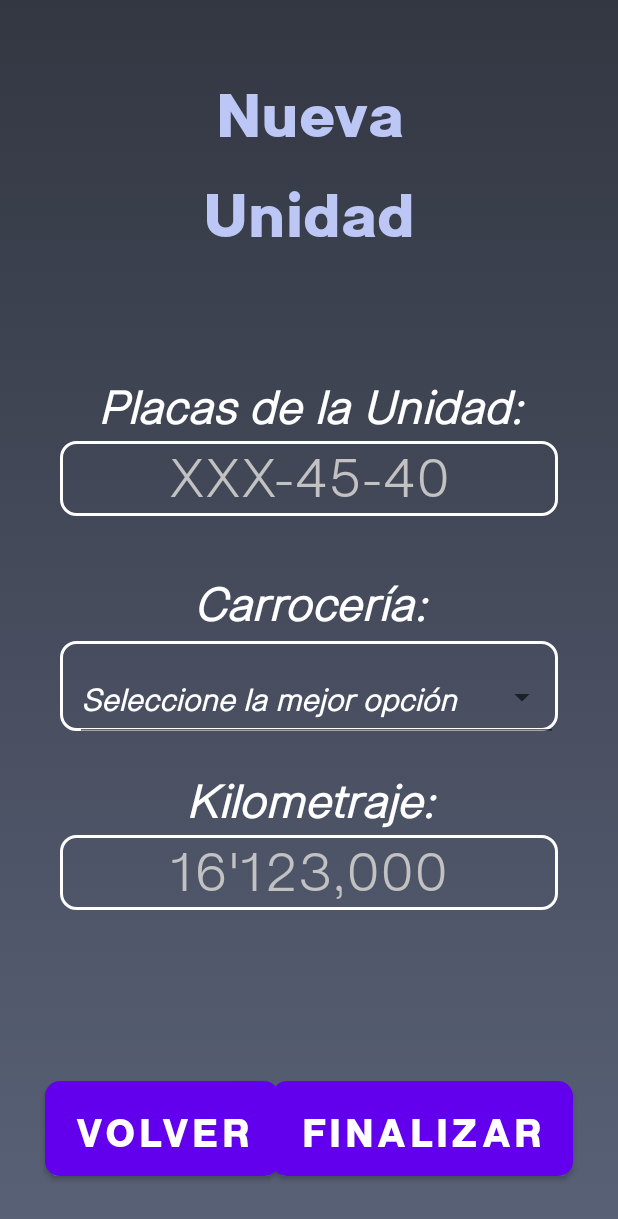
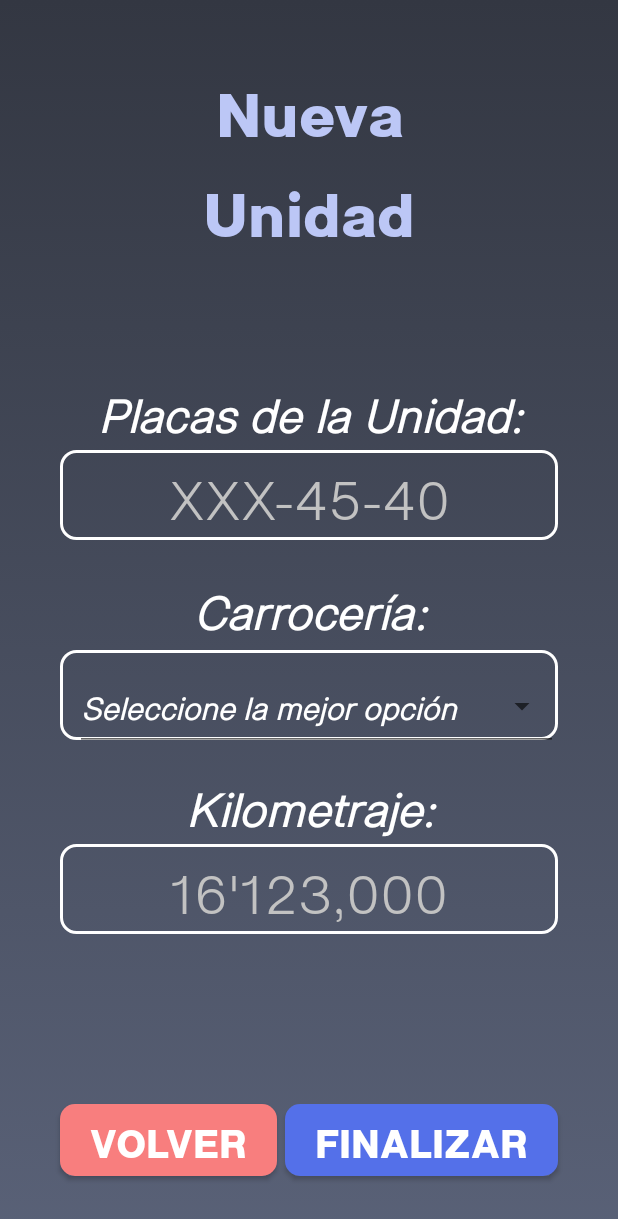
Before and after one commit to MoisesMoralesGtz/PIA-MOVILES2023, an Android app: the administrar_unidades screen opened directly, with no data from a screen before it, after a tap on "NUEVA UNIDAD", on a phone screen of 412 x 824 dp. Shown: the top 1219 px of the screen. Run offline under Robolectric (Android 15) with nearby library versions, the phone set to English and light mode, and no system bars.

Commit message:
Actualización de Botones

```diff
--- a/app/src/main/res/layout/activity_administrar_unidades.xml
+++ b/app/src/main/res/layout/activity_administrar_unidades.xml
@@ -24,7 +24,7 @@
         app:layout_constraintTop_toTopOf="parent"
         app:layout_constraintVertical_bias="0.087" />
 
-    <Button
+    <androidx.appcompat.widget.AppCompatButton
         android:id="@+id/btnEstadoU"
         android:layout_width="match_parent"
         android:layout_height="wrap_content"
@@ -120,7 +120,7 @@
             android:textSize="20dp" />
     </com.google.android.material.textfield.TextInputLayout>
 
-    <Button
+    <androidx.appcompat.widget.AppCompatButton
         android:id="@+id/btnCerrarSesion"
         android:layout_width="match_parent"
         android:layout_height="wrap_content"
--- a/app/src/main/res/layout/activity_captura_de_imagenes.xml
+++ b/app/src/main/res/layout/activity_captura_de_imagenes.xml
@@ -39,7 +39,7 @@
         app:layout_constraintStart_toStartOf="parent"
         app:layout_constraintTop_toBottomOf="@+id/textView" />
 
-    <Button
+    <androidx.appcompat.widget.AppCompatButton
         android:id="@+id/btnVolver"
         android:layout_width="wrap_content"
 
@@ -56,7 +56,7 @@
         app:layout_constraintBottom_toBottomOf="parent"
         app:layout_constraintStart_toStartOf="parent" />
 
-    <Button
+    <androidx.appcompat.widget.AppCompatButton
         android:id="@+id/btnContinuar"
         android:layout_width="wrap_content"
 
--- a/app/src/main/res/layout/activity_cuenta_existente.xml
+++ b/app/src/main/res/layout/activity_cuenta_existente.xml
@@ -142,7 +142,7 @@
         app:layout_constraintStart_toStartOf="parent"
         app:layout_constraintTop_toBottomOf="@+id/lblGasolina" />
 
-    <Button
+    <androidx.appcompat.widget.AppCompatButton
         android:id="@+id/btnEliminarCuenta"
         android:layout_width="wrap_content"
 
@@ -159,7 +159,7 @@
         app:layout_constraintStart_toStartOf="parent"
         app:layout_constraintTop_toBottomOf="@+id/txtGasolina" />
 
-    <Button
+    <androidx.appcompat.widget.AppCompatButton
         android:id="@+id/btnVolver"
         android:layout_width="match_parent"
 
--- a/app/src/main/res/layout/activity_detalles_avanzados.xml
+++ b/app/src/main/res/layout/activity_detalles_avanzados.xml
@@ -208,7 +208,7 @@
         app:layout_constraintStart_toEndOf="@+id/btnVolver"
         app:srcCompat="@drawable/camera_svg" />
 
-    <Button
+    <androidx.appcompat.widget.AppCompatButton
         android:id="@+id/btnVolver"
         android:layout_width="wrap_content"
 
--- a/app/src/main/res/layout/activity_historial_unidades.xml
+++ b/app/src/main/res/layout/activity_historial_unidades.xml
@@ -40,7 +40,7 @@
         app:layout_constraintTop_toTopOf="parent"
         app:layout_constraintVertical_bias="0.463" />
 
-    <Button
+    <androidx.appcompat.widget.AppCompatButton
         android:id="@+id/btnVolver"
         android:layout_width="match_parent"
 
--- a/app/src/main/res/layout/activity_imagenes_unidad.xml
+++ b/app/src/main/res/layout/activity_imagenes_unidad.xml
@@ -78,7 +78,7 @@
         app:layout_constraintStart_toStartOf="parent"
         app:layout_constraintTop_toBottomOf="@+id/imageView" />
 
-    <Button
+    <androidx.appcompat.widget.AppCompatButton
         android:id="@+id/anterior"
         android:layout_width="wrap_content"
         android:layout_height="wrap_content"
@@ -94,7 +94,7 @@
         app:layout_constraintStart_toStartOf="parent"
         app:layout_constraintTop_toBottomOf="@+id/imageView" />
 
-    <Button
+    <androidx.appcompat.widget.AppCompatButton
         android:id="@+id/siguiente"
         android:layout_width="wrap_content"
         android:layout_height="wrap_content"
@@ -111,7 +111,7 @@
         app:layout_constraintEnd_toEndOf="parent"
         app:layout_constraintTop_toBottomOf="@+id/imageView" />
 
-    <Button
+    <androidx.appcompat.widget.AppCompatButton
         android:id="@+id/btnVolver"
         android:layout_width="match_parent"
 
--- a/app/src/main/res/layout/activity_inicio_turno_empleado.xml
+++ b/app/src/main/res/layout/activity_inicio_turno_empleado.xml
@@ -275,7 +275,7 @@
         app:layout_constraintStart_toStartOf="parent"
         app:layout_constraintTop_toBottomOf="@+id/lblGasolina" />
 
-    <Button
+    <androidx.appcompat.widget.AppCompatButton
         android:id="@+id/btnVolver"
         android:layout_width="wrap_content"
 
@@ -292,7 +292,7 @@
         app:layout_constraintBottom_toBottomOf="parent"
         app:layout_constraintStart_toStartOf="parent" />
 
-    <Button
+    <androidx.appcompat.widget.AppCompatButton
         android:id="@+id/btnContinuar"
         android:layout_width="wrap_content"
 
--- a/app/src/main/res/layout/activity_main.xml
+++ b/app/src/main/res/layout/activity_main.xml
@@ -101,7 +101,7 @@
         app:layout_constraintStart_toStartOf="parent"
         app:layout_constraintTop_toBottomOf="@+id/encabezadoPassword" />
 
-    <Button
+    <androidx.appcompat.widget.AppCompatButton
         android:id="@+id/btnIngresar"
 
         android:layout_width="match_parent"
@@ -117,7 +117,7 @@
         app:layout_constraintBottom_toBottomOf="parent"
         tools:layout_editor_absoluteX="50dp" />
 
-    <Button
+    <androidx.appcompat.widget.AppCompatButton
         android:id="@+id/txtNuevaCuenta"
         android:layout_width="wrap_content"
         android:layout_height="wrap_content"
--- a/app/src/main/res/layout/activity_main_empleado.xml
+++ b/app/src/main/res/layout/activity_main_empleado.xml
@@ -26,7 +26,7 @@
         app:layout_constraintVertical_bias="0.055"
         tools:ignore="MissingClass" />
 
-    <Button
+    <androidx.appcompat.widget.AppCompatButton
         android:id="@+id/btnInicioFinTurno"
         android:layout_width="match_parent"
         android:layout_height="wrap_content"
@@ -43,7 +43,7 @@
         app:layout_constraintVertical_bias="0.28"
         tools:layout_editor_absoluteX="0dp" />
 
-    <Button
+    <androidx.appcompat.widget.AppCompatButton
         android:id="@+id/btnCerrarSesion"
         android:layout_width="match_parent"
         android:layout_height="wrap_content"
--- a/app/src/main/res/layout/activity_nueva_unidad.xml
+++ b/app/src/main/res/layout/activity_nueva_unidad.xml
@@ -40,7 +40,7 @@
     <EditText
         android:id="@+id/inputPlacas"
         android:layout_width="match_parent"
-        android:layout_height="50dp"
+        android:layout_height="60dp"
 
         android:background="@drawable/estilo_inputs"
         android:fontFamily="@font/sublima_light"
@@ -125,7 +125,7 @@
         android:id="@+id/inputKilometraje"
         android:layout_width="match_parent"
 
-        android:layout_height="50dp"
+        android:layout_height="60dp"
         android:layout_marginHorizontal="40dp"
 
         android:background="@drawable/estilo_inputs"
@@ -143,12 +143,12 @@
         app:layout_constraintStart_toStartOf="parent"
         app:layout_constraintTop_toBottomOf="@+id/lblChofer" />
 
-    <Button
+    <androidx.appcompat.widget.AppCompatButton
         android:id="@+id/btnVolver"
         android:layout_width="wrap_content"
 
         android:layout_height="wrap_content"
-        android:layout_marginStart="30dp"
+        android:layout_marginStart="40dp"
         android:paddingHorizontal="20dp"
         android:layout_marginBottom="40dp"
         android:background="@drawable/btn_regresar"
@@ -160,12 +160,12 @@
         app:layout_constraintBottom_toBottomOf="parent"
         app:layout_constraintStart_toStartOf="parent" />
 
-    <Button
+    <androidx.appcompat.widget.AppCompatButton
         android:id="@+id/btnContinuar"
         android:layout_width="wrap_content"
 
         android:layout_height="wrap_content"
-        android:layout_marginEnd="30dp"
+        android:layout_marginEnd="40dp"
         android:layout_marginBottom="40dp"
         android:background="@drawable/btn_continuar"
         android:fontFamily="@font/sublima_bold"
@@ -175,8 +175,6 @@
         android:textColor="@drawable/btn_continuar_texto"
         android:textSize="25sp"
         app:layout_constraintBottom_toBottomOf="parent"
-        app:layout_constraintEnd_toEndOf="parent"
-        app:layout_constraintHorizontal_bias="1.0"
-        app:layout_constraintStart_toEndOf="@+id/btnVolver" />
+        app:layout_constraintEnd_toEndOf="parent" />
 
 </androidx.constraintlayout.widget.ConstraintLayout>
--- a/app/src/main/res/layout/activity_nuevo_usuario.xml
+++ b/app/src/main/res/layout/activity_nuevo_usuario.xml
@@ -136,7 +136,7 @@
         app:layout_constraintStart_toStartOf="parent"
         app:layout_constraintTop_toBottomOf="@+id/txtContra" />
 
-    <Button
+    <androidx.appcompat.widget.AppCompatButton
         android:id="@+id/btnIngresar"
         android:layout_width="160dp"
 
@@ -152,7 +152,7 @@
         app:layout_constraintBottom_toBottomOf="parent"
         app:layout_constraintEnd_toEndOf="parent" />
 
-    <Button
+    <androidx.appcompat.widget.AppCompatButton
         android:id="@+id/btnVolver"
         android:layout_width="150dp"
 
--- a/app/src/main/res/layout/activity_solicitudes_cuentas.xml
+++ b/app/src/main/res/layout/activity_solicitudes_cuentas.xml
@@ -87,7 +87,7 @@
         app:layout_constraintStart_toStartOf="parent"
         app:layout_constraintTop_toBottomOf="@+id/txtUser" />
 
-    <Button
+    <androidx.appcompat.widget.AppCompatButton
         android:id="@+id/btnVolver"
         android:layout_width="match_parent"
 
--- a/app/src/main/res/layout/activity_unidad_existente.xml
+++ b/app/src/main/res/layout/activity_unidad_existente.xml
@@ -23,7 +23,7 @@
         app:layout_constraintTop_toTopOf="parent"
         app:layout_constraintVertical_bias="0.056" />
 
-    <Button
+    <androidx.appcompat.widget.AppCompatButton
         android:id="@+id/btnEliminarCuenta"
         android:layout_width="wrap_content"
 
@@ -121,7 +121,7 @@
         app:layout_constraintTop_toBottomOf="@+id/lblChofer"
         tools:layout_editor_absoluteX="130dp" />
 
-    <Button
+    <androidx.appcompat.widget.AppCompatButton
         android:id="@+id/btnVolver"
         android:layout_width="match_parent"
 
```
Also changed, not shown: app/src/main/res/layout/activity_estado_unidades.xml (+4 -4 lines), app/src/main/res/layout/activity_main_administrador.xml (+5 -5 lines), app/src/main/res/layout/activity_solicitud_nuevas_cuentas.xml (+4 -5 lines).
